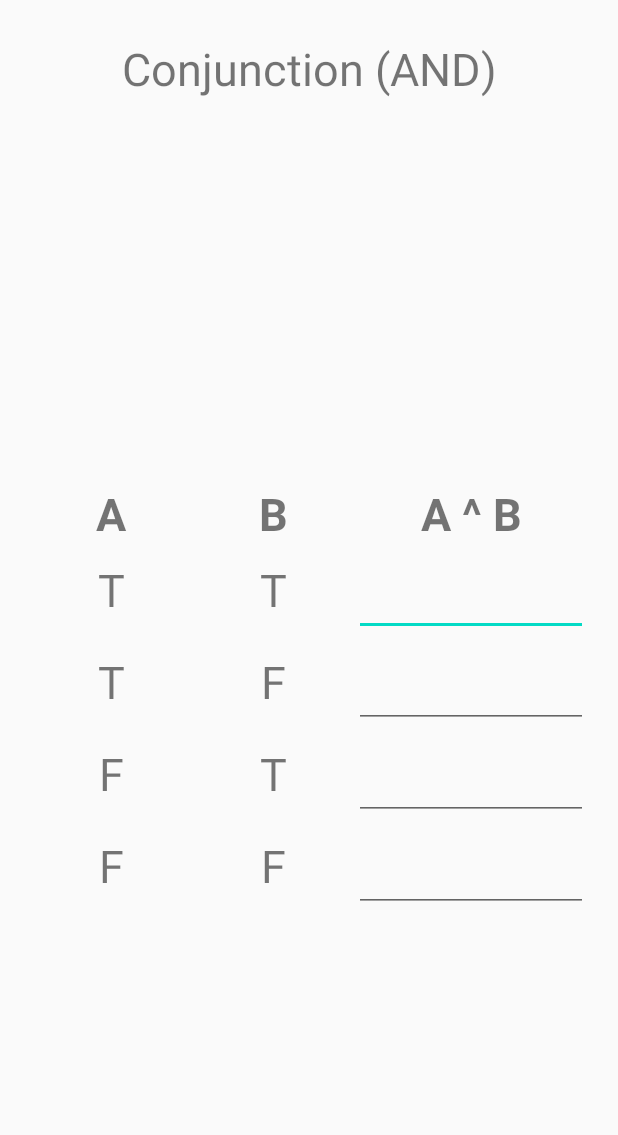
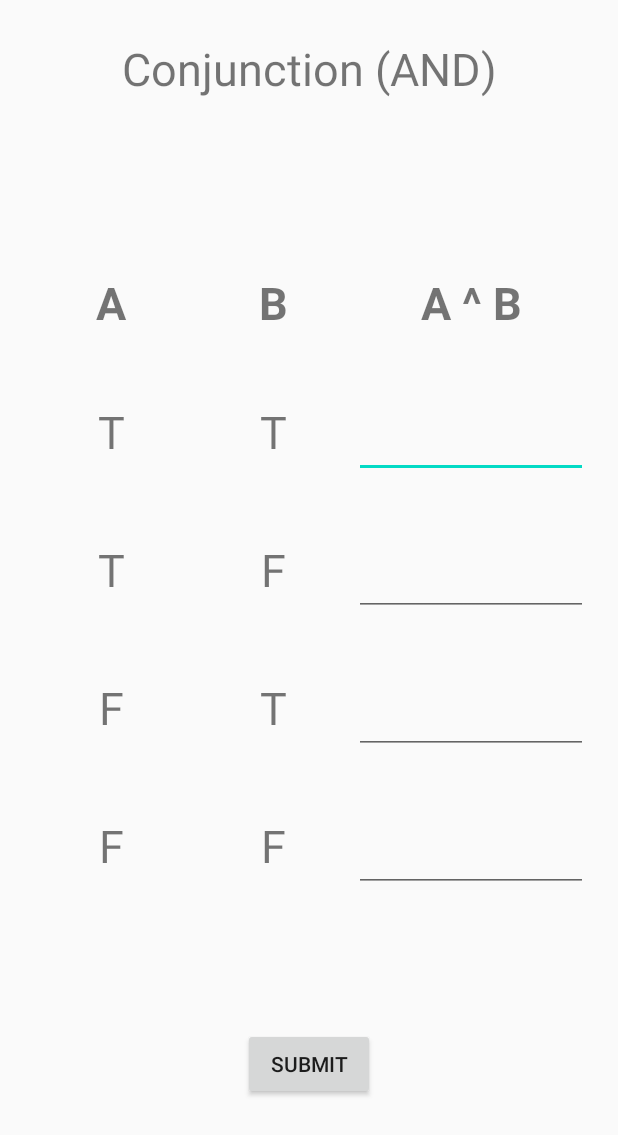
Before and after one commit to ArieBisfki/level1-task2, an Android app: the layout activity_main.xml on its own in the app's theme, with its tools: preview values and no code run, on a phone screen of 412 x 824 dp. Shown: the top 1135 px of the screen. Run offline under Robolectric (Android 15) with nearby library versions, the phone set to English and light mode, and no system bars.

Commit message:
layout (first version) complete

```diff
--- a/app/src/main/res/layout/activity_main.xml
+++ b/app/src/main/res/layout/activity_main.xml
@@ -18,145 +18,172 @@
         app:layout_constraintTop_toTopOf="parent" />
 
     <TableLayout
-        app:layout_constraintTop_toBottomOf="@id/tvTopTitle"
+        android:id="@+id/tableLayout"
+        android:layout_width="match_parent"
+        android:layout_height="wrap_content"
+        android:layout_marginStart="20dp"
+        android:layout_marginTop="40dp"
+        android:layout_marginEnd="20dp"
+        app:layout_constraintBottom_toTopOf="@id/btnSubmit"
+        app:layout_constraintLeft_toLeftOf="parent"
         app:layout_constraintRight_toRightOf="parent"
-        app:layout_constraintLeft_toLeftOf="parent"
-        app:layout_constraintBottom_toBottomOf="parent"
-        android:layout_marginTop="40dp"
-        android:layout_marginStart="20dp"
-        android:layout_marginEnd="20dp"
-        android:layout_width="match_parent"
-        android:layout_height="wrap_content">
-        <TableRow>
-            <TextView
-                android:textStyle="bold"
-                android:layout_width="wrap_content"
-                android:layout_height="wrap_content"
-                android:gravity="center"
-                android:layout_weight="1"
-                android:text="@string/tv_row1_col1"
-                android:textSize="30sp"/>
+        app:layout_constraintTop_toBottomOf="@id/tvTopTitle">
 
-            <TextView
-                android:textStyle="bold"
-                android:layout_width="wrap_content"
-                android:layout_height="wrap_content"
-                android:gravity="center"
-                android:layout_weight="1"
-                android:text="@string/tv_row1_col2"
-                android:textSize="30sp"/>
-
-            <TextView
-                android:textStyle="bold"
-                android:layout_width="wrap_content"
-                android:layout_height="wrap_content"
-                android:gravity="center"
-                android:layout_weight="1"
-                android:text="@string/tv_row1_col3"
-                android:textSize="30sp"/>
-        </TableRow>
-
-        <TableRow>
-            <TextView
-                android:layout_width="wrap_content"
-                android:layout_height="wrap_content"
-                android:gravity="center"
-                android:layout_weight="1"
-                android:text="@string/tv_true"
-                android:textSize="30sp"/>
+        <TableRow
+            android:layout_marginBottom="20sp">
 
             <TextView
                 android:layout_width="wrap_content"
                 android:layout_height="wrap_content"
+                android:layout_weight="1"
                 android:gravity="center"
+                android:text="@string/tv_row1_col1"
+                android:textSize="30sp"
+                android:textStyle="bold" />
+
+            <TextView
+                android:layout_width="wrap_content"
+                android:layout_height="wrap_content"
                 android:layout_weight="1"
+                android:gravity="center"
+                android:text="@string/tv_row1_col2"
+                android:textSize="30sp"
+                android:textStyle="bold" />
+
+            <TextView
+                android:layout_width="wrap_content"
+                android:layout_height="wrap_content"
+                android:layout_weight="1"
+                android:gravity="center"
+                android:text="@string/tv_row1_col3"
+                android:textSize="30sp"
+                android:textStyle="bold" />
+        </TableRow>
+
+        <TableRow
+            android:paddingTop="15sp"
+            android:paddingBottom="15sp">
+
+            <TextView
+                android:layout_width="wrap_content"
+                android:layout_height="wrap_content"
+                android:layout_weight="1"
+                android:gravity="center"
                 android:text="@string/tv_true"
-                android:textSize="30sp"/>
+                android:textSize="30sp" />
+
+            <TextView
+                android:layout_width="wrap_content"
+                android:layout_height="wrap_content"
+                android:layout_weight="1"
+                android:gravity="center"
+                android:text="@string/tv_true"
+                android:textSize="30sp" />
 
             <EditText
                 android:layout_width="wrap_content"
                 android:layout_height="wrap_content"
+                android:layout_weight="1"
                 android:gravity="center"
-                android:layout_weight="1"
-                android:textSize="30sp"/>
+                android:textSize="30sp" />
         </TableRow>
 
-        <TableRow>
-            <TextView
-                android:layout_width="wrap_content"
-                android:layout_height="wrap_content"
-                android:gravity="center"
-                android:layout_weight="1"
-                android:text="@string/tv_true"
-                android:textSize="30sp"/>
+        <TableRow
+            android:paddingTop="15sp"
+            android:paddingBottom="15sp">
 
             <TextView
                 android:layout_width="wrap_content"
                 android:layout_height="wrap_content"
+                android:layout_weight="1"
                 android:gravity="center"
+                android:text="@string/tv_true"
+                android:textSize="30sp" />
+
+            <TextView
+                android:layout_width="wrap_content"
+                android:layout_height="wrap_content"
                 android:layout_weight="1"
+                android:gravity="center"
                 android:text="@string/tv_false"
-                android:textSize="30sp"/>
+                android:textSize="30sp" />
 
             <EditText
                 android:layout_width="wrap_content"
                 android:layout_height="wrap_content"
+                android:layout_weight="1"
                 android:gravity="center"
-                android:layout_weight="1"
-                android:textSize="30sp"/>
+                android:textSize="30sp" />
         </TableRow>
 
-        <TableRow>
-            <TextView
-                android:layout_width="wrap_content"
-                android:layout_height="wrap_content"
-                android:gravity="center"
-                android:layout_weight="1"
-                android:text="@string/tv_false"
-                android:textSize="30sp"/>
+        <TableRow
+            android:paddingTop="15sp"
+            android:paddingBottom="15sp">
 
             <TextView
                 android:layout_width="wrap_content"
                 android:layout_height="wrap_content"
+                android:layout_weight="1"
                 android:gravity="center"
+                android:text="@string/tv_false"
+                android:textSize="30sp" />
+
+            <TextView
+                android:layout_width="wrap_content"
+                android:layout_height="wrap_content"
                 android:layout_weight="1"
+                android:gravity="center"
                 android:text="@string/tv_true"
-                android:textSize="30sp"/>
+                android:textSize="30sp" />
 
             <EditText
                 android:layout_width="wrap_content"
                 android:layout_height="wrap_content"
+                android:layout_weight="1"
                 android:gravity="center"
-                android:layout_weight="1"
-                android:textSize="30sp"/>
+                android:textSize="30sp" />
         </TableRow>
 
-        <TableRow>
-            <TextView
-                android:layout_width="wrap_content"
-                android:layout_height="wrap_content"
-                android:gravity="center"
-                android:layout_weight="1"
-                android:text="@string/tv_false"
-                android:textSize="30sp"/>
+        <TableRow
+            android:paddingTop="15sp"
+            android:paddingBottom="15sp">
 
             <TextView
                 android:layout_width="wrap_content"
                 android:layout_height="wrap_content"
+                android:layout_weight="1"
                 android:gravity="center"
+                android:text="@string/tv_false"
+                android:textSize="30sp" />
+
+            <TextView
+                android:layout_width="wrap_content"
+                android:layout_height="wrap_content"
                 android:layout_weight="1"
+                android:gravity="center"
                 android:text="@string/tv_false"
-                android:textSize="30sp"/>
+                android:textSize="30sp" />
 
             <EditText
                 android:layout_width="wrap_content"
                 android:layout_height="wrap_content"
+                android:layout_weight="1"
                 android:gravity="center"
-                android:layout_weight="1"
-                android:textSize="30sp"/>
+                android:textSize="30sp" />
         </TableRow>
 
     </TableLayout>
 
+    <Button
+        android:id="@+id/btnSubmit"
+        android:layout_marginBottom="15sp"
+        android:layout_width="wrap_content"
+        android:layout_height="wrap_content"
+        android:text="@string/btn_submit"
+        app:layout_constraintBottom_toBottomOf="parent"
+        app:layout_constraintLeft_toLeftOf="parent"
+        app:layout_constraintRight_toRightOf="parent"
+        app:layout_constraintTop_toBottomOf="@id/tableLayout" />
+
 
 </androidx.constraintlayout.widget.ConstraintLayout>
--- a/app/src/main/res/values/strings.xml
+++ b/app/src/main/res/values/strings.xml
@@ -6,4 +6,5 @@
     <string name="tv_row1_col3">A ^ B</string>
     <string name="tv_true">T</string>
     <string name="tv_false">F</string>
+    <string name="btn_submit">Submit</string>
 </resources>
```
